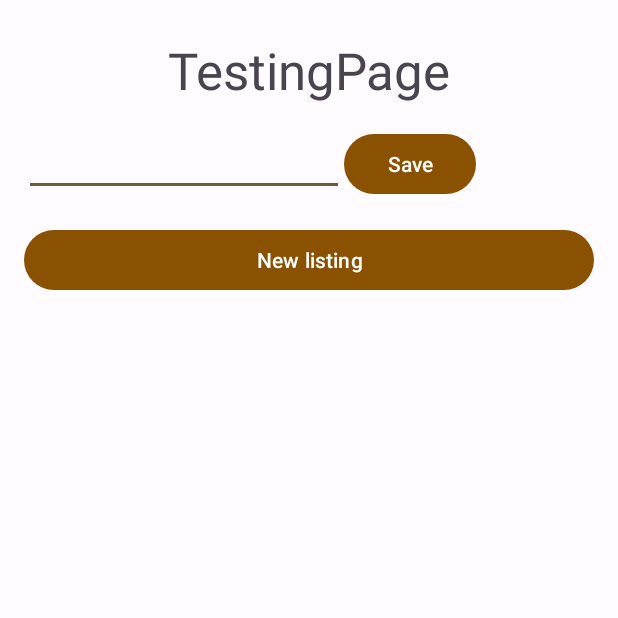
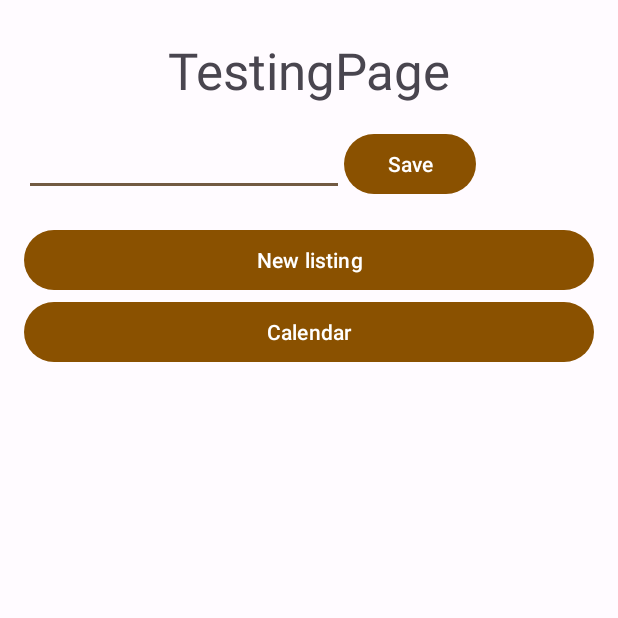
Before and after one commit to Zaroon-Iqbal/Freelancer-App, an Android app: the TestingActivity screen opened directly, with no data from a screen before it, after a tap on "Save", on a phone screen of 412 x 824 dp, the top half of it. Run offline under Robolectric (Android 15) with nearby library versions, the light colour scheme and no system bars; our stand-ins replace Firebase (no records; nobody signed in at launch, a user with empty details on screens opened directly).

Commit message:
Create a rough draft for registration selection. Move buttons into testing page

```diff
--- a/app/src/main/AndroidManifest.xml
+++ b/app/src/main/AndroidManifest.xml
@@ -11,6 +11,9 @@
         android:roundIcon="@mipmap/ic_launcher_round"
         android:supportsRtl="true"
         android:theme="@style/AppTheme">
+        <activity
+            android:name=".RegistrationSelectionActivity"
+            android:exported="false" />
         <activity
             android:name=".joblisting.CreateJobListingTabbedActivity"
             android:exported="false"
--- a/app/src/main/java/com/freelancer/TestingActivity.java
+++ b/app/src/main/java/com/freelancer/TestingActivity.java
@@ -2,6 +2,8 @@ package com.freelancer;
 
 import androidx.annotation.NonNull;
 import androidx.appcompat.app.AppCompatActivity;
+
+import com.freelancer.calendar.CalendarActivity;
 import com.freelancer.data.model.FirestoreRepository;
 import com.freelancer.joblisting.CreateJobListingTabbedActivity;
 import com.freelancer.ui.login.HomePage;
@@ -12,6 +14,7 @@ import com.google.firebase.firestore.DocumentReference;
 import com.google.firebase.firestore.FirebaseFirestore;
 
 
+import android.annotation.SuppressLint;
 import android.content.Intent;
 import android.os.Bundle;
 import android.view.View;
@@ -26,15 +29,11 @@ import java.util.Map;
 This activity was creating mainly for testing database funcitonality
 Contributors: Zaroon Iqbal, Spencer Carlson
  */
-public class TestingActivity extends AppCompatActivity {
+public class TestingActivity extends AppCompatActivity implements View.OnClickListener {
     private FirebaseFirestore firestoreDatabase;
 
-    private Button testButton;
-    private Button newListing;
     private EditText testData;
-
     private String data;
-    private String calDate;
 
     @Override
     protected void onCreate(Bundle savedInstanceState) {
@@ -43,41 +42,48 @@ public class TestingActivity extends AppCompatActivity {
         //git test
         firestoreDatabase = FirebaseFirestore.getInstance();
         testData = findViewById(R.id.testData);//get desired inputs from text box
-        testButton = findViewById(R.id.testButton);
-        newListing = findViewById(R.id.newListing);
+        Button testButton = findViewById(R.id.testButton);
+        Button newListing = findViewById(R.id.newListing);
+        Button calendar = findViewById(R.id.calendarButton);
 
-        calDate = "01";
 
-        newListing.setOnClickListener(click -> {
-            Intent intent = new Intent(this, CreateJobListingTabbedActivity.class);
-            startActivity(intent);
-        });
+        calendar.setOnClickListener(this);
+        newListing.setOnClickListener(this);
 
         //when the save button is clicked
         testButton.setOnClickListener(view -> {
 
-            Map<String, Object> calendar = new HashMap<>();
+            Map<String, Object> calendarMap = new HashMap<>();
             data = testData.getText().toString();//turn the edittext data into a string
-            calendar.put("02", data);//storing hashmap
+            calendarMap.put("02", data);//storing hashmap
             /*
             This method of storing to database works correctly
              */
+            //Check if the data was successfully stored or not
             firestoreDatabase.collection("appointments")
-                            .add(calendar)//adding data to the appointments collection of database
-                                    . addOnSuccessListener(new OnSuccessListener<DocumentReference>() {
-                                        //Check if the data was successfully stored or not
-                                        @Override
-                                        public void onSuccess(DocumentReference documentReference) {
-                                            Toast.makeText(TestingActivity.this, "The Data was stored", Toast.LENGTH_SHORT).show();
-                                        }
-                                    }).addOnFailureListener(new OnFailureListener() {
-                        @Override
-                        public void onFailure(@NonNull Exception e) {
-                            Toast.makeText(TestingActivity.this, "The Data was not stored:" + e.getMessage(), Toast.LENGTH_SHORT).show();
-
-                        }
+                    .add(calendarMap) //adding data to the appointments collection of database
+                    .addOnSuccessListener(documentReference -> {
+                        Toast.makeText(TestingActivity.this, "The Data was stored", Toast.LENGTH_SHORT).show();
+                    })
+                    .addOnFailureListener(e -> {
+                        Toast.makeText(TestingActivity.this, "The Data was not stored:" + e.getMessage(), Toast.LENGTH_SHORT).show();
                     });
-         //   fdb.saveAppointment(calDate, data);  // not sure why getting a null object referenc error when trying to use this
         });
     }
+
+    @SuppressLint("NonConstantResourceId")
+    @Override
+    public void onClick(View view) {
+        switch (view.getId()) {
+            case R.id.newListing:
+                Intent listingIntent = new Intent(this, CreateJobListingTabbedActivity.class);
+                startActivity(listingIntent);
+                break;
+
+            case R.id.calendarButton:
+                Intent calendarIntent = new Intent(this, CalendarActivity.class);
+                startActivity(calendarIntent);
+                break;
+        }
+    }
 }
--- a/app/src/main/res/layout/activity_create_job_listing_tabbed.xml
+++ b/app/src/main/res/layout/activity_create_job_listing_tabbed.xml
@@ -24,14 +24,14 @@
         <com.google.android.material.tabs.TabLayout
             android:id="@+id/tabs"
             android:layout_width="match_parent"
-            android:contentDescription="The job listing creation process"
+            android:contentDescription="@string/the_job_listing_creation_process"
             android:layout_height="wrap_content" />
     </com.google.android.material.appbar.AppBarLayout>
 
     <androidx.viewpager.widget.ViewPager
         android:id="@+id/view_pager"
         android:layout_width="match_parent"
-        android:contentDescription="A scrollable set of pages to create a job listing"
+        android:contentDescription="@string/a_scrollable_set_of_pages_to_create_a_job_listing"
         android:layout_height="match_parent"
         app:layout_behavior="@string/appbar_scrolling_view_behavior" />
 </androidx.coordinatorlayout.widget.CoordinatorLayout>
--- a/app/src/main/res/layout/activity_testing.xml
+++ b/app/src/main/res/layout/activity_testing.xml
@@ -49,15 +49,21 @@
 
         <LinearLayout
             android:layout_marginVertical="8dp"
-
             android:layout_width="match_parent"
-            android:layout_height="wrap_content">
+            android:layout_height="wrap_content"
+            android:orientation="vertical">
 
             <Button
                 android:id="@+id/newListing"
                 android:layout_width="match_parent"
                 android:layout_height="wrap_content"
                 android:text="New listing" />
+
+            <Button
+                android:id="@+id/calendarButton"
+                android:layout_width="match_parent"
+                android:layout_height="wrap_content"
+                android:text="Calendar" />
 
         </LinearLayout>
     </LinearLayout>
--- a/app/src/main/res/values/strings.xml
+++ b/app/src/main/res/values/strings.xml
@@ -39,4 +39,7 @@
     <string name="tab_text_1">Tab 1</string>
     <string name="tab_text_2">Tab 2</string>
     <string name="use_this_to_continue_through_the_job_listing_creation_process">Use this to continue through the job listing creation process.</string>
+    <string name="the_job_listing_creation_process">The job listing creation process</string>
+    <string name="a_scrollable_set_of_pages_to_create_a_job_listing">A scrollable set of pages to create a job listing</string>
+    <string name="consumer_or_contractor">Are you a consumer or contractor?</string>
 </resources>
```
Also changed, not shown: app/src/main/java/com/freelancer/ui/login/LoginActivity.java (+0 -7 lines), app/src/main/java/com/freelancer/ui/registration/RegistrationSelectionActivity.java (added, +16 -0 lines), app/src/main/res/layout/activity_login.xml (+0 -15 lines), app/src/main/res/layout/activity_registration_selection.xml (added, +101 -0 lines), app/src/main/res/drawable/hammer.png (added), app/src/main/res/drawable/hammer2.png (added).
